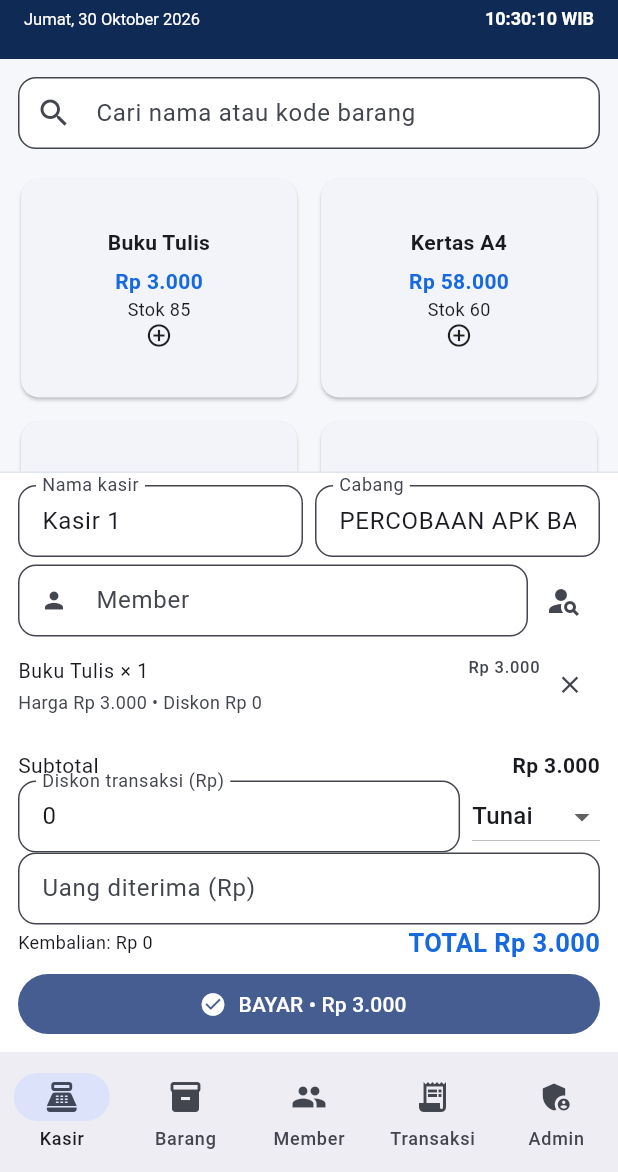
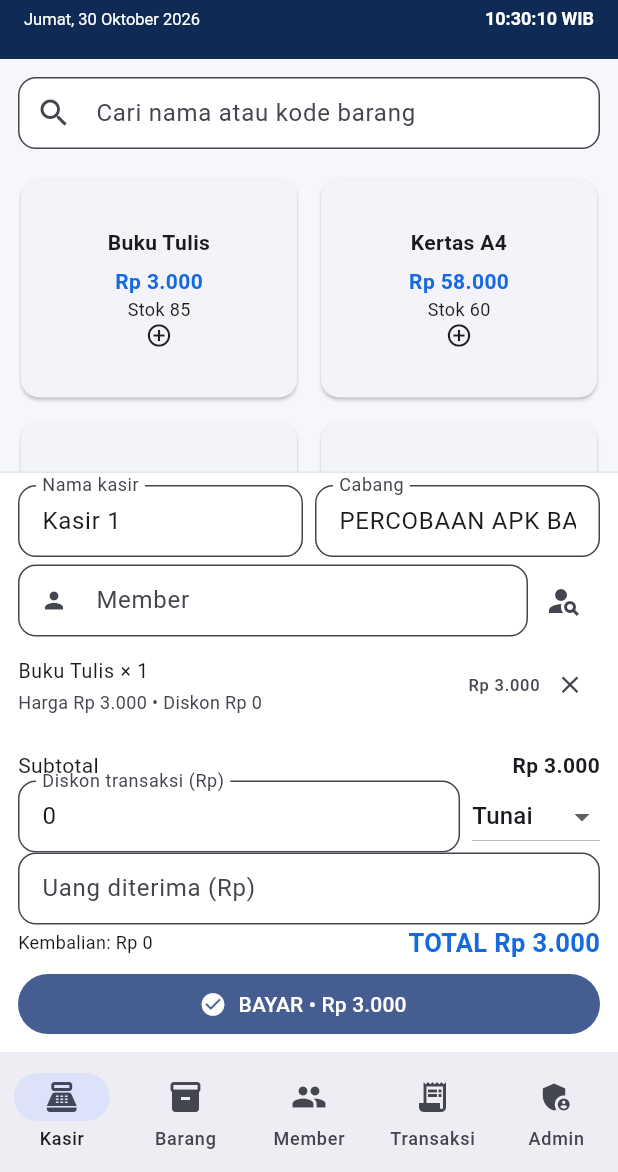
Before and after one commit to sachril917-spec/rumahstationery-kasir-modern, a Flutter app: the screen it shows after launch, after a tap on "Buku Tulis", on a phone screen of 412 x 824 dp, the part 64-1236 px from its top. Run offline on Flutter 3.47's test engine with Material 3 defaults, Android fonts, the phone set to English and light mode, and no system bars; our stand-ins replace sqflite, sqflite_common_ffi; accounts and stored records are empty.

Commit message:
Update main.dart

```diff
--- a/lib/main.dart
+++ b/lib/main.dart
@@ -778,7 +778,9 @@ class _HomeState extends State<Home> {
                   title: Text('${entry.value['name']} × ${entry.value['qty']}',
                       maxLines: 1, overflow: TextOverflow.ellipsis),
                   subtitle: Text('Harga ${money(entry.value['price'] as int)} • Diskon ${money(entry.value['discount'] as int)}'),
-                  trailing: Wrap(mainAxisSize: MainAxisSize.min, children: [
+                  trailing: Row(
+  mainAxisSize: MainAxisSize.min,
+  children: [
                     Text(money((entry.value['price'] as int) * (entry.value['qty'] as int))),
                     IconButton(visualDensity: VisualDensity.compact,
                       onPressed: () => setState(() => cart.remove(entry.key)),
```
